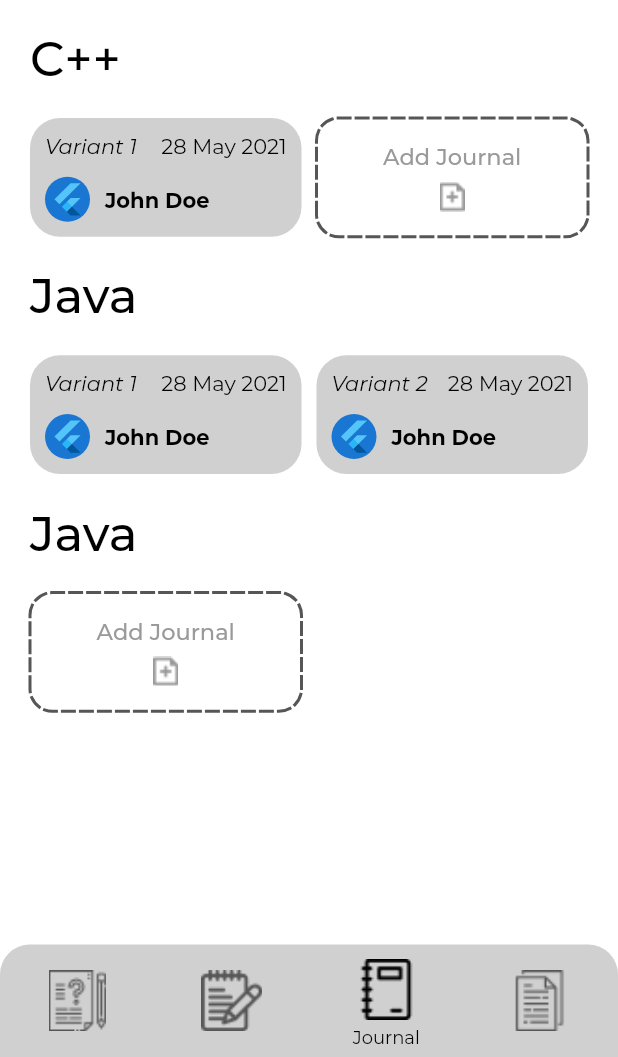
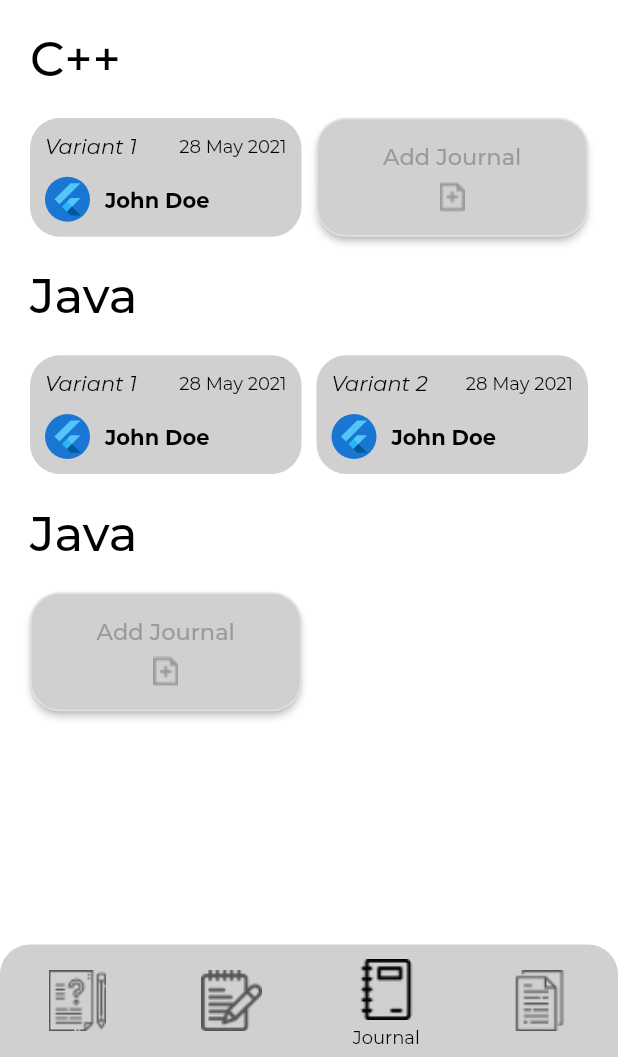
Before and after one commit to pramodksh/paper-for-peers, a Flutter app: the screen it shows after launch, item 3 of the bottom bar chosen, on a phone screen of 412 x 824 dp, the part 179-1236 px from its top. Run offline on Flutter 3.47's test engine with Material 2 defaults, Android fonts, the phone set to English and light mode, and no system bars; drawn by our look-alikes of dotted_border; our stand-ins replace flutter_rating_bar, page_indicator, shared_preferences; missing offline and left inert: advance_pdf_viewer; project files that could hold a hidden picture were left out.

Commit message:
dashboard - syllabus copy - bottom sheet

```diff
--- a/lib/modules/dashboard/journal/journal.dart
+++ b/lib/modules/dashboard/journal/journal.dart
@@ -41,7 +41,7 @@ class _JournalState extends State<Journal> {
               mainAxisAlignment: MainAxisAlignment.spaceBetween,
               children: [
                 Text("Variant $nVariant", style: TextStyle(fontStyle: FontStyle.italic, fontSize: 14),),
-                Text(dateFormat.format(uploadedOn), style: TextStyle(fontSize: 14),),
+                Text(dateFormat.format(uploadedOn), style: TextStyle(fontSize: 12),),
               ],
             ),
             Row(
--- a/lib/modules/dashboard/main_dashboard.dart
+++ b/lib/modules/dashboard/main_dashboard.dart
@@ -5,6 +5,7 @@ import 'package:papers_for_peers/modules/dashboard/journal/journal.dart';
 import 'package:papers_for_peers/modules/dashboard/notes/notes.dart';
 import 'package:papers_for_peers/modules/dashboard/profile/profile.dart';
 import 'package:papers_for_peers/modules/dashboard/question_paper/question_paper.dart';
+import 'package:papers_for_peers/modules/dashboard/syllabus_copy/syllabus_copy.dart';
 import 'package:papers_for_peers/services/theme_provider/theme_provider.dart';
 import 'package:provider/provider.dart';
 
@@ -102,7 +103,7 @@ class _MainDashboardState extends State<MainDashboard> {
           } else if (selectedItemPosition == 2) {
             return Journal(isDarkTheme: themeChange.isDarkTheme,);
           } else {
-            return Text("ELSE");
+            return SyllabusCopy();
           }
         },
       ),
--- a/lib/modules/dashboard/notes/notes.dart
+++ b/lib/modules/dashboard/notes/notes.dart
@@ -140,9 +140,9 @@ class _NotesState extends State<Notes> {
               getNotesDetailsTile(
                 onTileTap: () {
                   Navigator.of(context).push(MaterialPageRoute(
-                    builder: (context) => PDFViewerScreen<PDFScreenNotes>(
+                    builder: (context) => PDFViewerScreen<PDFScreenNotesBottomSheet>(
                       screenLabel: "Notes",
-                      parameter: PDFScreenNotes(
+                      parameter: PDFScreenNotesBottomSheet(
                         rating: 3.5,
                         uploadedBy: "John Doe",
                         description: "Lorem John Doe  John Doe John Doe John Doe John Doe John Doe John Lorem John Doe  John Doe John Doe John Doe John Doe John Doe John",
--- a/lib/modules/dashboard/utilities/utilities.dart
+++ b/lib/modules/dashboard/utilities/utilities.dart
@@ -72,7 +72,61 @@ Widget getAddPostContainer({
 
   var themeChange = Provider.of<DarkThemeProvider>(context);
 
-  Widget dottedBorderContainer = DottedBorder(
+  Widget button = ElevatedButton(
+    onPressed: onPressed,
+    style: ButtonStyle(
+      shape: MaterialStateProperty.all(RoundedRectangleBorder(
+        borderRadius: BorderRadius.all(Radius.circular(20)),
+        side: BorderSide(color: Colors.white38),
+      ))
+    ),
+    child:Column(
+      mainAxisAlignment: MainAxisAlignment.center,
+      children: [
+        Text(
+          label,
+          textAlign: TextAlign.center,
+          style: TextStyle(
+            fontSize: 15,
+            color: CustomColors.bottomNavBarUnselectedIconColor,
+            fontWeight: FontWeight.w500
+          ),
+        ),
+        SizedBox(height: 8,),
+        Image.asset(
+          DefaultAssets.addPostIcon,
+          color: CustomColors.bottomNavBarUnselectedIconColor,
+          scale: 0.9,
+        ),
+      ],
+    ),
+  );
+
+  Widget temp = Container(
+    alignment: Alignment.center,
+    child: Column(
+      mainAxisAlignment: MainAxisAlignment.center,
+      children: [
+        Text(
+            label,
+            textAlign: TextAlign.center,
+            style: TextStyle(
+              fontSize: 15,
+              color: CustomColors.bottomNavBarUnselectedIconColor,
+              fontWeight: FontWeight.w500,
+            )
+        ),
+        SizedBox(height: 8,),
+        Image.asset(
+          DefaultAssets.addPostIcon,
+          color: CustomColors.bottomNavBarUnselectedIconColor,
+          scale: 0.9,
+        ),
+      ],
+    ),
+  );
+
+  Widget dottedWidget = DottedBorder(
     padding: EdgeInsets.zero,
     // todo check this glitch
     color: themeChange.isDarkTheme ? CustomColors.bottomNavBarUnselectedIconColor : CustomColors.lightModeBottomNavBarUnselectedIconColor,
@@ -81,25 +135,16 @@ Widget getAddPostContainer({
     strokeCap: StrokeCap.square,
     borderType: BorderType.RRect,
     radius: Radius.circular(containerRadius),
-    child: Container(
-      alignment: Alignment.center,
-      child: Column(
-        mainAxisAlignment: MainAxisAlignment.center,
-        children: [
-          Text(label, style: TextStyle(fontSize: 15, color: CustomColors.bottomNavBarUnselectedIconColor, fontWeight: FontWeight.w500)),
-          SizedBox(height: 8,),
-          Image.asset(
-            DefaultAssets.addPostIcon,
-            color: CustomColors.bottomNavBarUnselectedIconColor,
-            scale: 0.9,
-          ),
-        ],
-      ),
-    ),
+    // todo choose
+    child: button,
+    // child: temp,
   );
 
   if (isExpanded) {
-    return dottedBorderContainer;
+    // todo choose
+    return button;
+    // return dottedWidget;
+    // return temp;
   }
   return GestureDetector(
     onTap: onPressed,
@@ -108,7 +153,7 @@ Widget getAddPostContainer({
       width: containerWidth,
       // color: Colors.transparent,
       margin: EdgeInsets.only(right: containerMargin),
-      child: dottedBorderContainer,
+      child: button,
     ),
   );
 }
```
Also changed, not shown: lib/models/pdf_screen_parameters.dart (+7 -4 lines), lib/modules/dashboard/shared/PDF_viewer_screen.dart (+89 -3 lines), lib/modules/dashboard/syllabus_copy/syllabus_copy.dart (+24 -0 lines).
